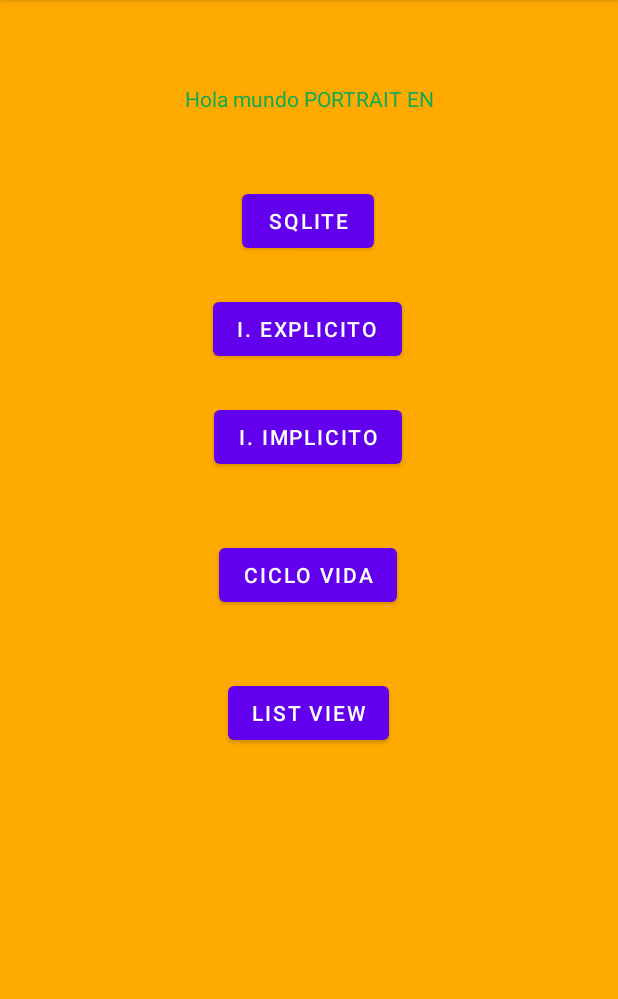
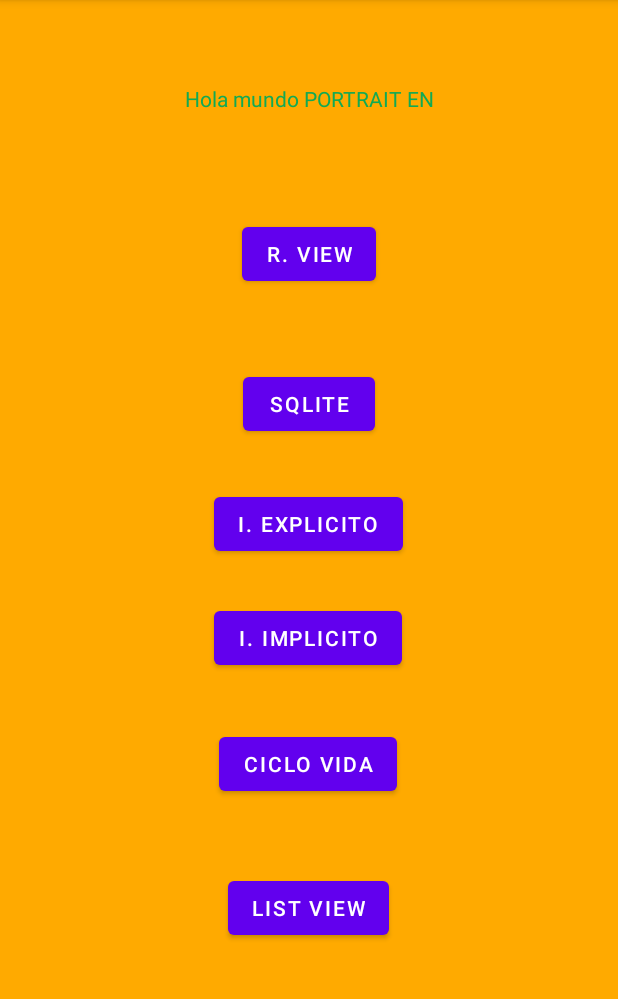
Before and after one commit to 2022B-Software-Computacion/garcia-castaneda-gandhy-gabriel-ms, an Android app: the screen it shows after launch (MainActivity), on a phone screen of 412 x 824 dp, the part 84-1083 px from its top. Run offline under Robolectric (Android 15) with nearby library versions, the phone set to English and light mode, and no system bars.

Commit message:
Add: RecyclerView Implementation final

```diff
--- a/01-android/app/src/main/java/com/example/gggcapplication/FRecyclerViewAdaptadorNombreCedula.kt
+++ b/01-android/app/src/main/java/com/example/gggcapplication/FRecyclerViewAdaptadorNombreCedula.kt
@@ -28,6 +28,7 @@
         fun anadirLike() {
             numeroLikes = numeroLikes + 1
             likesTextView.text = numeroLikes.toString()
+            contexto.aumentarTotalLikes()
         }
     }
 
--- a/01-android/app/src/main/java/com/example/gggcapplication/MainActivity.kt
+++ b/01-android/app/src/main/java/com/example/gggcapplication/MainActivity.kt
@@ -93,6 +93,12 @@
             .setOnClickListener {
                 irActividad(ECrudEntrenador::class.java)
             }
+
+        val botonRView = findViewById<Button>(R.id.btn_recycler_view)
+        botonRView
+            .setOnClickListener {
+                irActividad(GRecyclerView::class.java)
+            }
     }
 
     fun abrirActividadConParametros(
--- a/01-android/app/src/main/res/layout/activity_main.xml
+++ b/01-android/app/src/main/res/layout/activity_main.xml
@@ -19,6 +19,48 @@
         app:layout_constraintTop_toTopOf="parent" />
 
     <Button
+        android:id="@+id/btn_sqlite"
+        android:layout_width="wrap_content"
+        android:layout_height="wrap_content"
+        android:layout_marginBottom="32dp"
+        android:text="sqlite"
+        app:layout_constraintBottom_toTopOf="@+id/btn_intent"
+        app:layout_constraintEnd_toEndOf="@+id/btn_intent"
+        app:layout_constraintStart_toStartOf="@+id/btn_intent" />
+
+    <Button
+        android:id="@+id/btn_intent"
+        android:layout_width="wrap_content"
+        android:layout_height="wrap_content"
+        android:layout_marginBottom="28dp"
+        android:text="I. EXPLICITO"
+        app:layout_constraintBottom_toTopOf="@+id/btn_ir_intent_implicito"
+        app:layout_constraintEnd_toEndOf="@+id/btn_ir_intent_implicito"
+        app:layout_constraintHorizontal_bias="0.0"
+        app:layout_constraintStart_toStartOf="@+id/btn_ir_intent_implicito" />
+
+    <Button
+        android:id="@+id/btn_ir_intent_implicito"
+        android:layout_width="wrap_content"
+        android:layout_height="wrap_content"
+        android:layout_marginBottom="36dp"
+        android:text="I. IMPLICITO"
+        app:layout_constraintBottom_toTopOf="@+id/btn_ciclo_vida"
+        app:layout_constraintEnd_toEndOf="@+id/btn_ciclo_vida"
+        app:layout_constraintStart_toStartOf="@+id/btn_ciclo_vida" />
+
+    <Button
+        android:id="@+id/btn_ir_list_view"
+        android:layout_width="wrap_content"
+        android:layout_height="wrap_content"
+        android:layout_marginTop="48dp"
+        android:text="List view"
+        app:layout_constraintEnd_toEndOf="@+id/btn_ciclo_vida"
+        app:layout_constraintHorizontal_bias="0.555"
+        app:layout_constraintStart_toStartOf="@+id/btn_ciclo_vida"
+        app:layout_constraintTop_toBottomOf="@+id/btn_ciclo_vida" />
+
+    <Button
         android:id="@+id/btn_ciclo_vida"
         android:layout_width="wrap_content"
         android:layout_height="wrap_content"
@@ -28,47 +70,17 @@
         app:layout_constraintHorizontal_bias="0.498"
         app:layout_constraintStart_toStartOf="parent"
         app:layout_constraintTop_toTopOf="parent"
-        app:layout_constraintVertical_bias="0.499" />
+        app:layout_constraintVertical_bias="0.674" />
 
     <Button
-        android:id="@+id/btn_ir_list_view"
+        android:id="@+id/btn_recycler_view"
         android:layout_width="wrap_content"
         android:layout_height="wrap_content"
-        android:layout_marginTop="44dp"
-        android:text="List view"
-        app:layout_constraintEnd_toEndOf="@+id/btn_ciclo_vida"
-        app:layout_constraintStart_toStartOf="@+id/btn_ciclo_vida"
-        app:layout_constraintTop_toBottomOf="@+id/btn_ciclo_vida" />
-
-    <Button
-        android:id="@+id/btn_intent"
-        android:layout_width="wrap_content"
-        android:layout_height="wrap_content"
-        android:layout_marginBottom="24dp"
-        android:text="I. EXPLICITO"
-        app:layout_constraintBottom_toTopOf="@+id/btn_ir_intent_implicito"
-        app:layout_constraintEnd_toEndOf="@+id/btn_ir_intent_implicito"
-        app:layout_constraintHorizontal_bias="1.0"
-        app:layout_constraintStart_toStartOf="@+id/btn_ir_intent_implicito" />
-
-    <Button
-        android:id="@+id/btn_ir_intent_implicito"
-        android:layout_width="wrap_content"
-        android:layout_height="wrap_content"
-        android:layout_marginBottom="44dp"
-        android:text="I. IMPLICITO"
-        app:layout_constraintBottom_toTopOf="@+id/btn_ciclo_vida"
-        app:layout_constraintEnd_toEndOf="@+id/btn_ciclo_vida"
-        app:layout_constraintStart_toStartOf="@+id/btn_ciclo_vida" />
-
-    <Button
-        android:id="@+id/btn_sqlite"
-        android:layout_width="wrap_content"
-        android:layout_height="wrap_content"
-        android:layout_marginBottom="24dp"
-        android:text="sqlite"
-        app:layout_constraintBottom_toTopOf="@+id/btn_intent"
-        app:layout_constraintEnd_toEndOf="@+id/btn_intent"
-        app:layout_constraintStart_toStartOf="@+id/btn_intent" />
+        android:layout_marginBottom="52dp"
+        android:text="R. VIEW"
+        app:layout_constraintBottom_toTopOf="@+id/btn_sqlite"
+        app:layout_constraintEnd_toEndOf="@+id/btn_sqlite"
+        app:layout_constraintHorizontal_bias="0.666"
+        app:layout_constraintStart_toStartOf="@+id/btn_sqlite" />
 
 </androidx.constraintlayout.widget.ConstraintLayout>
```
Also changed, not shown: 01-android/app/src/main/java/com/example/gggcapplication/GRecyclerView.kt (+36 -0 lines), 01-android/app/src/main/res/layout/activity_grecycler_view.xml (+19 -0 lines), 01-android/app/src/main/res/layout/recycler_view_vista.xml (+4 -6 lines).
